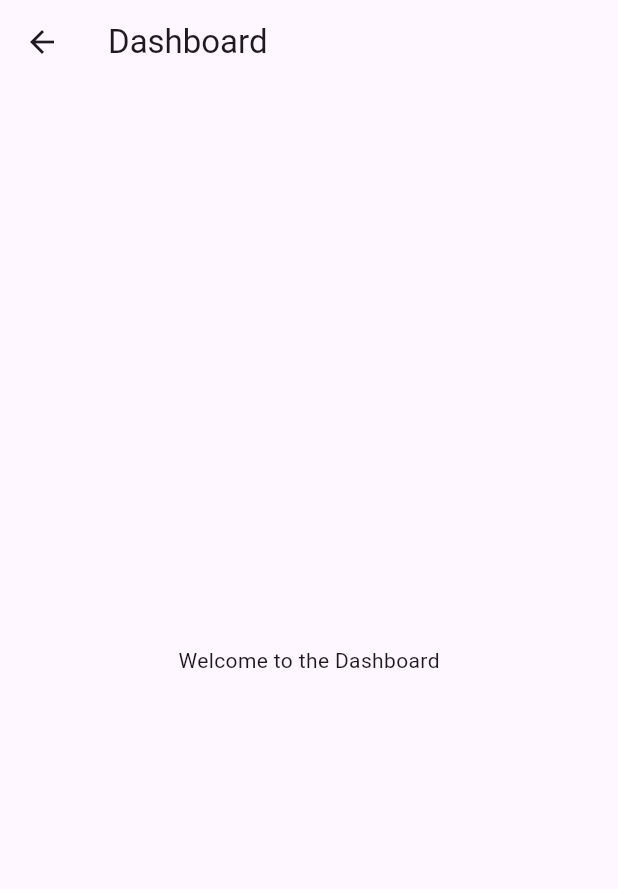
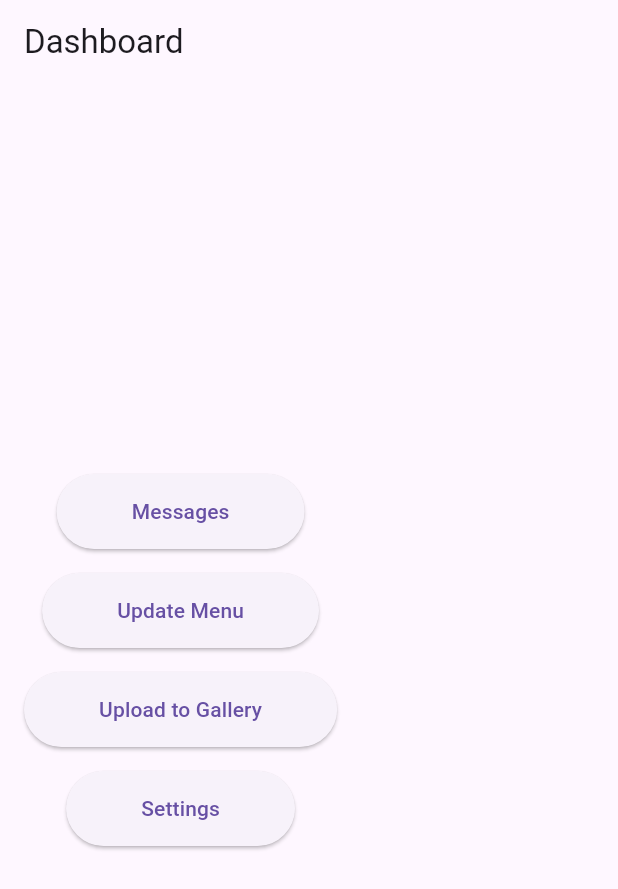
Before and after one commit to EdiGich/dtc_content_manager, a Flutter app: the DashboardPage screen opened directly, on a phone screen of 412 x 824 dp. Shown: the top 889 px of the screen. Run offline on Flutter 3.47's test engine with Material 3 defaults, Android fonts, the phone set to English and light mode, and no system bars; our stand-ins replace get.

Commit message:
Page navigation - Okay.

```diff
--- a/dtc_content_manager/lib/controllers/login_controller.dart
+++ b/dtc_content_manager/lib/controllers/login_controller.dart
@@ -53,6 +53,7 @@
 
 import 'package:get/get.dart';
 import 'package:dtc_content_manager/services/auth_service.dart';
+import 'package:dtc_content_manager/views/dashboard_page.dart';
 
 class LoginController extends GetxController {
   var username = ''.obs;
@@ -64,11 +65,15 @@ class LoginController extends GetxController {
     isLoading.value = true;
 
     try {
+      // Call the login method from AuthService
       final tokenData =
           await _authService.login(username.value, password.value);
       // Handle the token (you can store it using shared preferences or other storage)
+      // ignore: avoid_print
+
       print('Token: ${tokenData['access']}');
       Get.snackbar('Login Success', 'You are now logged in');
+      Get.off(DashboardPage());
     } catch (e) {
       Get.snackbar('Login Failed', e.toString());
     } finally {
--- a/dtc_content_manager/lib/views/dashboard_page.dart
+++ b/dtc_content_manager/lib/views/dashboard_page.dart
@@ -1,11 +1,63 @@
+// ignore_for_file: use_key_in_widget_constructors, sort_child_properties_last
+
 import 'package:flutter/material.dart';
+import 'package:get/get.dart';
+import 'messages_page.dart';
+import 'menu_update_page.dart';
+import 'gallery_upload_page.dart';
+import 'settings_page.dart';
 
 class DashboardPage extends StatelessWidget {
   @override
   Widget build(BuildContext context) {
     return Scaffold(
-      appBar: AppBar(title: const Text('Dashboard')),
-      body: const Center(child: Text('Welcome to the Dashboard')),
+      appBar: AppBar(title: Text('Dashboard')),
+      body: Padding(
+        padding: const EdgeInsets.all(16.0),
+        child: Column(
+          mainAxisAlignment: MainAxisAlignment.center,
+          children: [
+            // Button for Messages Page
+            ElevatedButton(
+              onPressed: () => Get.to(() => MessagesPage()),
+              child: Text('Messages'),
+              style: ElevatedButton.styleFrom(
+                padding: EdgeInsets.symmetric(horizontal: 50, vertical: 15),
+              ),
+            ),
+            SizedBox(height: 16),
+
+            // Button for Menu Update Page
+            ElevatedButton(
+              onPressed: () => Get.to(() => MenuUpdatePage()),
+              child: Text('Update Menu'),
+              style: ElevatedButton.styleFrom(
+                padding: EdgeInsets.symmetric(horizontal: 50, vertical: 15),
+              ),
+            ),
+            SizedBox(height: 16),
+
+            // Button for Gallery Upload Page
+            ElevatedButton(
+              onPressed: () => Get.to(() => GalleryUploadPage()),
+              child: Text('Upload to Gallery'),
+              style: ElevatedButton.styleFrom(
+                padding: EdgeInsets.symmetric(horizontal: 50, vertical: 15),
+              ),
+            ),
+            SizedBox(height: 16),
+
+            // Button for Settings Page
+            ElevatedButton(
+              onPressed: () => Get.to(() => SettingsPage()),
+              child: Text('Settings'),
+              style: ElevatedButton.styleFrom(
+                padding: EdgeInsets.symmetric(horizontal: 50, vertical: 15),
+              ),
+            ),
+          ],
+        ),
+      ),
     );
   }
 }
--- /dev/null
+++ b/dtc_content_manager/lib/views/gallery_upload_page.dart
@@ -0,0 +1,15 @@
+// ignore_for_file: use_key_in_widget_constructors
+
+import 'package:flutter/material.dart';
+
+class GalleryUploadPage extends StatelessWidget {
+  @override
+  Widget build(BuildContext context) {
+    return Scaffold(
+      appBar: AppBar(title: Text('Gallery')),
+      body: Center(
+        child: Text('Gallery will be displayed here'),
+      ),
+    );
+  }
+}
--- /dev/null
+++ b/dtc_content_manager/lib/views/messages_page.dart
@@ -0,0 +1,15 @@
+// ignore_for_file: use_key_in_widget_constructors
+
+import 'package:flutter/material.dart';
+
+class MessagesPage extends StatelessWidget {
+  @override
+  Widget build(BuildContext context) {
+    return Scaffold(
+      appBar: AppBar(title: Text('Messages')),
+      body: Center(
+        child: Text('Messages will be displayed here'),
+      ),
+    );
+  }
+}
--- /dev/null
+++ b/dtc_content_manager/lib/views/settings_page.dart
@@ -0,0 +1,15 @@
+// ignore_for_file: use_key_in_widget_constructors
+
+import 'package:flutter/material.dart';
+
+class SettingsPage extends StatelessWidget {
+  @override
+  Widget build(BuildContext context) {
+    return Scaffold(
+      appBar: AppBar(title: Text('Settings')),
+      body: Center(
+        child: Text('Settings will be displayed here'),
+      ),
+    );
+  }
+}
```
Also changed, not shown: dtc_content_manager/lib/views/menu_update_page.dart (added, +15 -0 lines).
